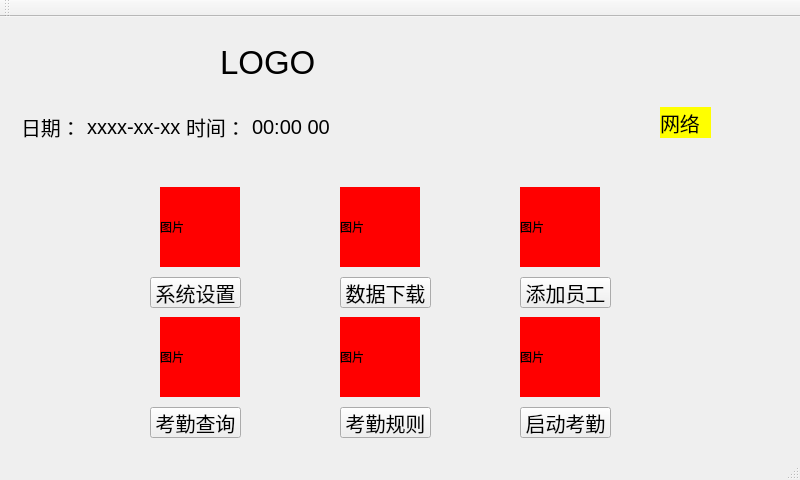
The window that mainwindow.ui (jindezhang/kqj) describes before a commit, drawn with Qt 5.
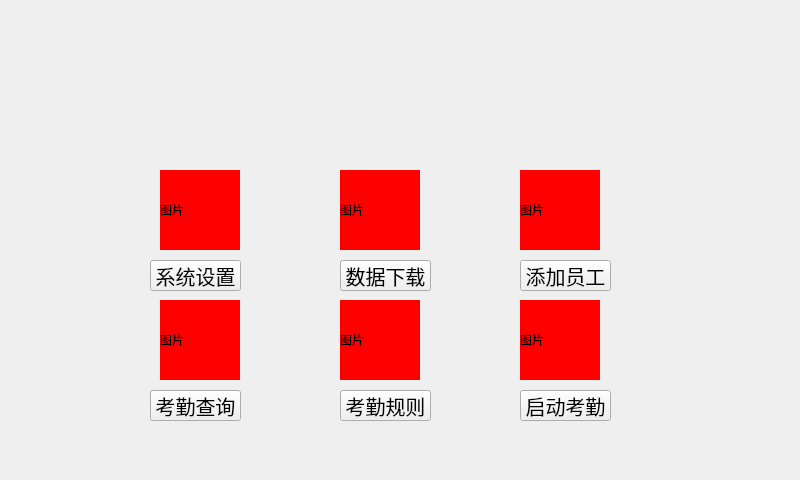
The same window after the commit. Custom widgets are drawn as their Qt base class.

Commit message: 发烧！！！了解了如何下载格式化的数据到txt文件。组装了网络和考勤查询部分模块

```diff
--- a/mainwindow.ui
+++ b/mainwindow.ui
@@ -14,160 +14,6 @@
    <string>MainWindow</string>
   </property>
   <widget class="QWidget" name="centralWidget">
-   <widget class="QWidget" name="horizontalLayoutWidget">
-    <property name="geometry">
-     <rect>
-      <x>10</x>
-      <y>70</y>
-      <width>346</width>
-      <height>80</height>
-     </rect>
-    </property>
-    <layout class="QHBoxLayout" name="horizontalLayout">
-     <item>
-      <widget class="QLabel" name="label_4">
-       <property name="sizePolicy">
-        <sizepolicy hsizetype="Expanding" vsizetype="Preferred">
-         <horstretch>0</horstretch>
-         <verstretch>0</verstretch>
-        </sizepolicy>
-       </property>
-       <property name="font">
-        <font>
-         <pointsize>15</pointsize>
-        </font>
-       </property>
-       <property name="text">
-        <string>日期：</string>
-       </property>
-      </widget>
-     </item>
-     <item>
-      <widget class="QLabel" name="l_date">
-       <property name="sizePolicy">
-        <sizepolicy hsizetype="Expanding" vsizetype="Preferred">
-         <horstretch>0</horstretch>
-         <verstretch>0</verstretch>
-        </sizepolicy>
-       </property>
-       <property name="minimumSize">
-        <size>
-         <width>100</width>
-         <height>20</height>
-        </size>
-       </property>
-       <property name="font">
-        <font>
-         <pointsize>15</pointsize>
-        </font>
-       </property>
-       <property name="text">
-        <string>xxxx-xx-xx</string>
-       </property>
-      </widget>
-     </item>
-     <item>
-      <spacer name="horizontalSpacer">
-       <property name="orientation">
-        <enum>Qt::Horizontal</enum>
-       </property>
-       <property name="sizeHint" stdset="0">
-        <size>
-         <width>40</width>
-         <height>20</height>
-        </size>
-       </property>
-      </spacer>
-     </item>
-     <item>
-      <widget class="QLabel" name="label_5">
-       <property name="sizePolicy">
-        <sizepolicy hsizetype="Expanding" vsizetype="Preferred">
-         <horstretch>0</horstretch>
-         <verstretch>0</verstretch>
-        </sizepolicy>
-       </property>
-       <property name="font">
-        <font>
-         <pointsize>15</pointsize>
-        </font>
-       </property>
-       <property name="text">
-        <string>时间：</string>
-       </property>
-      </widget>
-     </item>
-     <item>
-      <widget class="QLabel" name="l_time">
-       <property name="sizePolicy">
-        <sizepolicy hsizetype="Expanding" vsizetype="Preferred">
-         <horstretch>0</horstretch>
-         <verstretch>0</verstretch>
-        </sizepolicy>
-       </property>
-       <property name="minimumSize">
-        <size>
-         <width>100</width>
-         <height>20</height>
-        </size>
-       </property>
-       <property name="font">
-        <font>
-         <pointsize>15</pointsize>
-        </font>
-       </property>
-       <property name="text">
-        <string>00:00 00</string>
-       </property>
-      </widget>
-     </item>
-    </layout>
-   </widget>
-   <widget class="QLabel" name="l_net">
-    <property name="geometry">
-     <rect>
-      <x>660</x>
-      <y>90</y>
-      <width>51</width>
-      <height>31</height>
-     </rect>
-    </property>
-    <property name="sizePolicy">
-     <sizepolicy hsizetype="Expanding" vsizetype="Preferred">
-      <horstretch>0</horstretch>
-      <verstretch>0</verstretch>
-     </sizepolicy>
-    </property>
-    <property name="font">
-     <font>
-      <pointsize>15</pointsize>
-     </font>
-    </property>
-    <property name="styleSheet">
-     <string notr="true">background-color: rgb(255, 255, 0);</string>
-    </property>
-    <property name="text">
-     <string>网络</string>
-    </property>
-   </widget>
-   <widget class="QLabel" name="label">
-    <property name="geometry">
-     <rect>
-      <x>220</x>
-      <y>0</y>
-      <width>231</width>
-      <height>91</height>
-     </rect>
-    </property>
-    <property name="font">
-     <font>
-      <pointsize>25</pointsize>
-     </font>
-    </property>
-    <property name="text">
-     <string>LOGO</string>
-    </property>
-   </widget>
    <widget class="QLabel" name="label_6">
     <property name="geometry">
      <rect>
@@ -408,28 +254,27 @@
      <string>考勤规则</string>
     </property>
    </widget>
+   <widget class="top" name="wg_top" native="true">
+    <property name="geometry">
+     <rect>
+      <x>0</x>
+      <y>0</y>
+      <width>800</width>
+      <height>50</height>
+     </rect>
+    </property>
+   </widget>
   </widget>
-  <widget class="QMenuBar" name="menuBar">
-   <property name="geometry">
-    <rect>
-     <x>0</x>
-     <y>0</y>
-     <width>800</width>
-     <height>23</height>
-    </rect>
-   </property>
-  </widget>
-  <widget class="QToolBar" name="mainToolBar">
-   <attribute name="toolBarArea">
-    <enum>TopToolBarArea</enum>
-   </attribute>
-   <attribute name="toolBarBreak">
-    <bool>false</bool>
-   </attribute>
-  </widget>
-  <widget class="QStatusBar" name="statusBar"/>
  </widget>
  <layoutdefault spacing="6" margin="11"/>
+ <customwidgets>
+  <customwidget>
+   <class>top</class>
+   <extends>QWidget</extends>
+   <header location="global">top.h</header>
+   <container>1</container>
+  </customwidget>
+ </customwidgets>
  <resources/>
  <connections/>
 </ui>
```
The commit also changes 14 other files.
